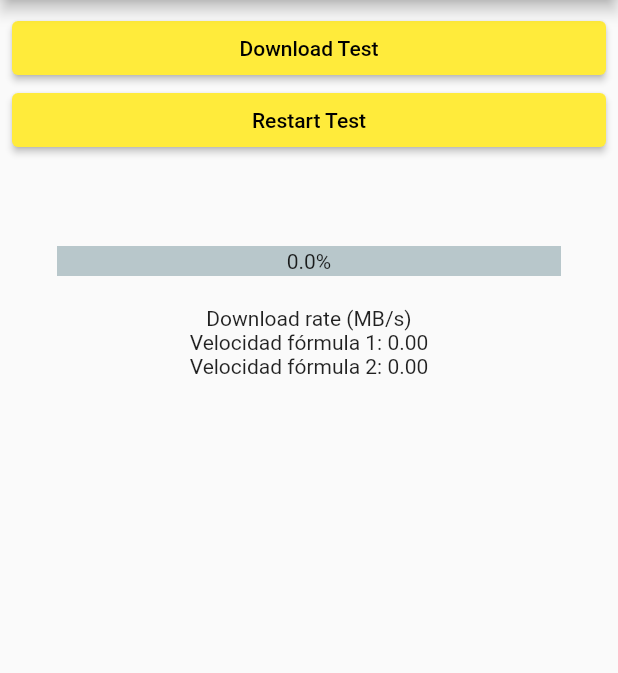
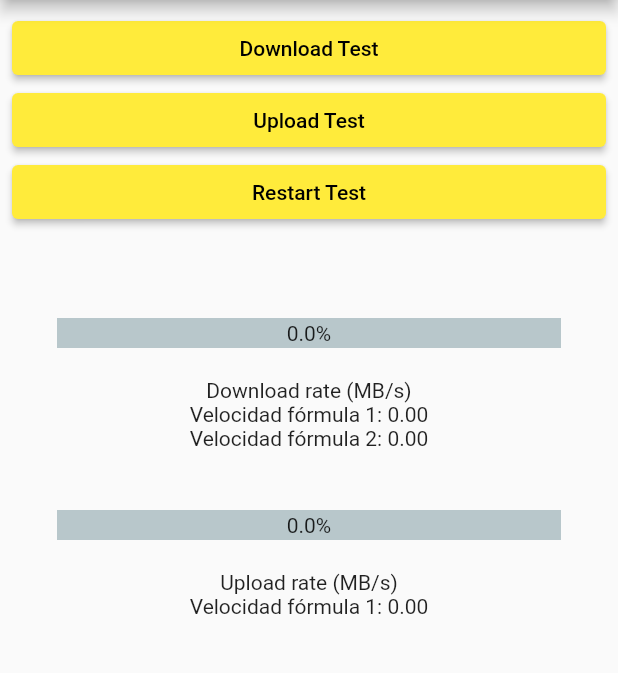
Before and after one commit to MysticalTurtle/demo_test, a Flutter app: the screen it shows after launch, after a tap on "Restart Test", on a phone screen of 412 x 824 dp, the part 84-757 px from its top. Run offline on Flutter 3.47's test engine with Material 2 defaults, Android fonts, the light colour scheme and no system bars; drawn by our look-alikes of percent_indicator; our stand-ins replace dio; network calls fail.

Commit message:
feat: add upload measurement

```diff
--- a/lib/home_page.dart
+++ b/lib/home_page.dart
@@ -1,6 +1,7 @@
 import 'dart:io';
 
 import 'package:dio/dio.dart';
+import 'package:flutter/foundation.dart';
 import 'package:flutter/material.dart';
 import 'package:path_provider/path_provider.dart';
 import 'package:percent_indicator/linear_percent_indicator.dart';
@@ -14,8 +15,11 @@ class HomePage extends StatefulWidget {
 
 class _HomePageState extends State<HomePage> {
   double _value = 0;
-  double velocity1 = 0;
-  double velocity2 = 0;
+  double _valueUpload = 0;
+  double velocityDL1 = 0;
+  double velocityDL2 = 0;
+
+  double velocityUL = 0;
   double lostTime = 0;
   Dio dio = Dio();
 
@@ -24,10 +28,63 @@ class _HomePageState extends State<HomePage> {
   void _restartValues() {
     setState(() {
       _value = 0;
-      velocity1 = 0;
-      velocity2 = 0;
+      _valueUpload = 0;
+      velocityDL1 = 0;
+      velocityDL2 = 0;
+
+      velocityUL = 0;
+
       lostTime = 0;
     });
+  }
+
+  void _startUpload() async {
+    tempDir = "${(await getTemporaryDirectory()).path}test.bin";
+
+    int currentTime = 0;
+    double totalTime = 0;
+
+    int packageSize = 5 * 1024 * 1024;
+
+    Uint8List bytesToUpload = Uint8List(packageSize);
+    File fileToUpload = File(tempDir)..writeAsBytesSync(bytesToUpload);
+
+    FormData dataToSend = FormData.fromMap({
+      "file":
+          await MultipartFile.fromFile(fileToUpload.path, filename: "test.bin")
+    });
+
+    print("Starting uploading");
+
+    int startDownloadTime = DateTime.now().millisecondsSinceEpoch;
+    await dio.post(
+      "http://181.176.254.106:8165/qos-service/api/file/upload",
+      data: dataToSend,
+      options: Options(headers: {HttpHeaders.acceptEncodingHeader: "*"}),
+      onSendProgress: (count, total) {
+        currentTime = DateTime.now().millisecondsSinceEpoch;
+
+        // if (!firstPackedReceived) {
+        //   firstPackedReceived = true;
+        //   startDownloadTime2 = currentTime;
+        //   firstPackedSize = count;
+        //   lostTime = (currentTime - startDownloadTime1) / 1000;
+        //   setState(() {});
+        // }
+
+        totalTime = (currentTime - startDownloadTime).toDouble() / 1000;
+
+        debugPrint("UL>>> Count and total: $count / $total");
+        debugPrint("UL>>> Ratio: ${count / total}");
+        debugPrint("UL>>> Total Time2: $totalTime");
+        setState(() {
+          velocityUL = (count / totalTime / 1024 / 1024);
+          _valueUpload = count / total;
+        });
+      },
+    )
+        // .timeout(const Duration(seconds: 21))
+        .whenComplete(() {});
   }
 
   void _startDownload() async {
@@ -68,8 +125,8 @@ class _HomePageState extends State<HomePage> {
         debugPrint("DL>>> Total Time1: $totalTime1");
         debugPrint("DL>>> Total Time2: $totalTime2");
         setState(() {
-          velocity1 = (count / totalTime1 / 1024 / 1024);
-          velocity2 = ((count - firstPackedSize) / totalTime2 / 1024 / 1024);
+          velocityDL1 = (count / totalTime1 / 1024 / 1024);
+          velocityDL2 = ((count - firstPackedSize) / totalTime2 / 1024 / 1024);
           _value = count / total;
         });
       },
@@ -92,6 +149,10 @@ class _HomePageState extends State<HomePage> {
             child: const Text("Download Test"),
           ),
           ElevatedButton(
+            onPressed: _startUpload,
+            child: const Text("Upload Test"),
+          ),
+          ElevatedButton(
             onPressed: _restartValues,
             child: const Text("Restart Test"),
           ),
@@ -110,13 +171,31 @@ class _HomePageState extends State<HomePage> {
             children: [
               const Text("Download rate (MB/s)"),
               Text(
-                  "Velocidad fórmula 1: ${(velocity1 * 8).toStringAsFixed(2)}"),
+                  "Velocidad fórmula 1: ${(velocityDL1 * 8).toStringAsFixed(2)}"),
               Text(
-                  "Velocidad fórmula 2: ${(velocity2 * 8).toStringAsFixed(2)}"),
+                  "Velocidad fórmula 2: ${(velocityDL2 * 8).toStringAsFixed(2)}"),
               const SizedBox(height: 20),
               lostTime != 0 ? Text("Lost time: $lostTime") : Container(),
             ],
-          )
+          ),
+          Column(
+            children: [
+              Padding(
+                padding: const EdgeInsets.all(20),
+                child: LinearPercentIndicator(
+                  lineHeight: 20.0,
+                  percent: _valueUpload,
+                  center: Text("${(_valueUpload * 100).toStringAsFixed(1)}%"),
+                  // linearStrokeCap: LinearStrokeCap.roundAll,
+                  progressColor: Colors.purple,
+                ),
+              ),
+              const Text("Upload rate (MB/s)"),
+              Text(
+                  "Velocidad fórmula 1: ${(velocityUL * 8).toStringAsFixed(2)}"),
+              const SizedBox(height: 20),
+            ],
+          ),
         ],
       ),
     );
```
Also changed, not shown: 9 other files.
